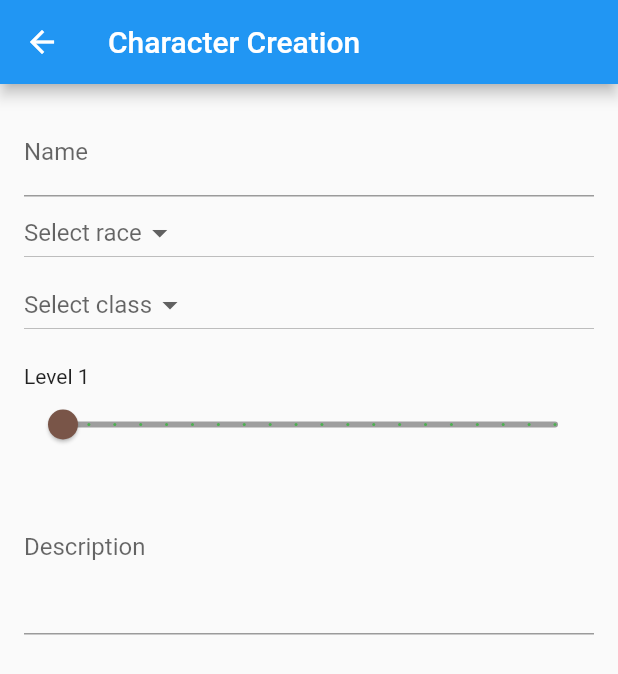
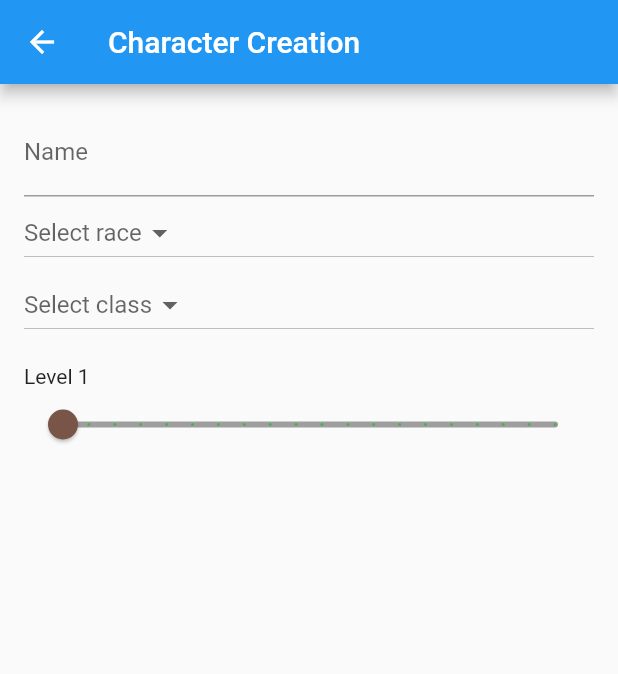
Before and after one commit to PiR194/SpellTastic, a Flutter app: the CharacterFormWidget screen opened by its route, on a phone screen of 412 x 824 dp. Shown: the top 674 px of the screen. Run offline on Flutter 3.47's test engine with Material 2 defaults, Android fonts, the phone set to English and light mode, and no system bars; missing offline and left inert: sqlite3.

Commit message:
modifications after tutor opinion

```diff
--- a/lib/src/view/widgets/characterFormWidget.dart
+++ b/lib/src/view/widgets/characterFormWidget.dart
@@ -109,12 +109,6 @@ class _CharacterFormState extends State<CharacterFormWidget> {
                   activeColor: Colors.green,
                   inactiveColor: Colors.grey,
                   thumbColor: Colors.brown),
-              TextFormField(
-                decoration: InputDecoration(
-                  labelText: 'Description',
-                ),
-                maxLines: 4,
-              ),
             ],
           ),
         ),
```
Also changed, not shown: lib/src/view/detailsCharacter.dart (+0 -16 lines), lib/src/view/widgets/levelCounterWidget.dart (+7 -7 lines).
